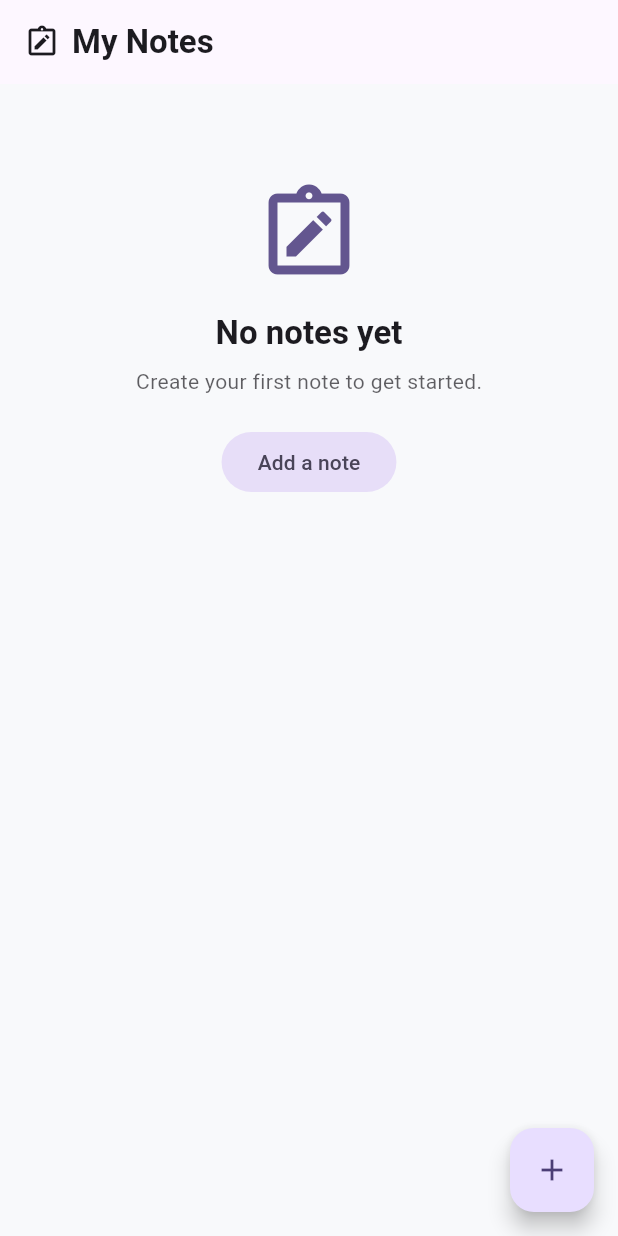
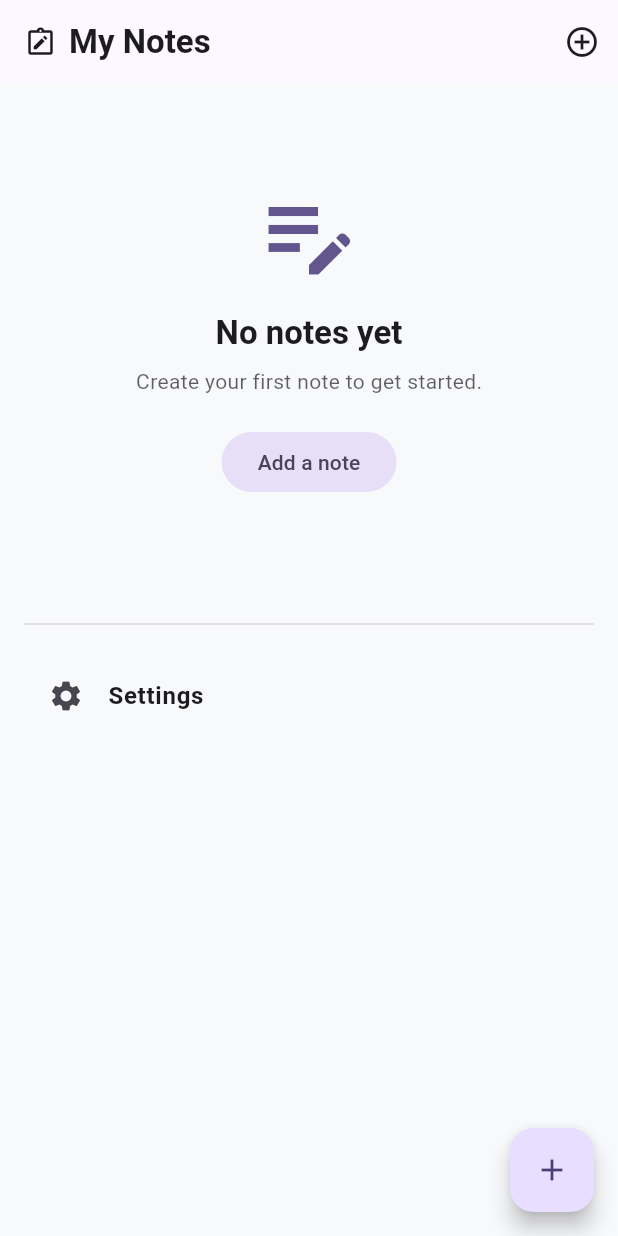
Before and after one commit to imnafisay/Industrial-Training-Assignments, a Flutter app: the screen it shows after launch, on a phone screen of 412 x 824 dp. Run offline on Flutter 3.47's test engine with Material 3 defaults, Android fonts, the phone set to English and light mode, and no system bars; our stand-ins replace flutter_riverpod, go_router, image_picker, sembast, sembast_web.

Commit message:
modified home_page.dart

```diff
--- a/Assignment 3/notesapp/lib/home_page.dart
+++ b/Assignment 3/notesapp/lib/home_page.dart
@@ -15,15 +15,18 @@ class HomePage extends ConsumerWidget {
       appBar: AppBar(
         title: Row(
           children: const [
-    Icon(Icons.note_alt_outlined, size: 24),
+            Icon(Icons.note_alt_outlined, size: 22),
             SizedBox(width: 8),
-    Text(
-      'My Notes',
-      style: TextStyle(fontWeight: FontWeight.bold),
+            Text('My Notes'),
+          ],
+        ),
+        actions: [
+          IconButton(
+            tooltip: 'Add note',
+            onPressed: () => context.go('/add'),
+            icon: const Icon(Icons.add_circle_outline),
           ),
         ],
-),
-
       ),
       floatingActionButton: FloatingActionButton(
         onPressed: () => context.go('/add'),
@@ -31,28 +34,30 @@ class HomePage extends ConsumerWidget {
       ),
       body: Padding(
         padding: const EdgeInsets.fromLTRB(16, 8, 16, 24),
-        child: notes.isEmpty
-            ? _EmptyState(onAdd: () => context.go('/add'))
-            : ListView.separated(
-                itemCount: notes.length + 1, // +1 for settings tile
-                separatorBuilder: (_, __) => const SizedBox(height: 12),
-                itemBuilder: (context, index) {
-                  if (index < notes.length) {
-                    final n = notes[index];
-                    return _NoteCard(
+        child: ListView(
+          children: [
+            // ----- SECTION 1: notes or empty state -----
+            if (notes.isEmpty)
+              _EmptyState(onAdd: () => context.go('/add'))
+            else
+              ...List.generate(notes.length, (i) {
+                final n = notes[i];
+                return Padding(
+                  padding: EdgeInsets.only(bottom: i == notes.length - 1 ? 0 : 12),
+                  child: _NoteCard(
                     title: n.title,
                     body: n.body,
                     updatedAt: n.updatedAt,
                     onTap: () => context.go('/note/${n.id}'),
-                      color: cs.surface,
+                    color: Theme.of(context).cardTheme.color,
+                  ),
                 );
-                  }
-                  // Settings “tile” section
-                  return Column(
-                    crossAxisAlignment: CrossAxisAlignment.start,
-                    children: [
-                      const SizedBox(height: 8),
+              }),
+
+            const SizedBox(height: 16),
             const Divider(height: 24, thickness: 0.6),
+
+            // ----- SECTION 2: settings tile (always visible) -----
             ListTile(
               shape: RoundedRectangleBorder(borderRadius: BorderRadius.circular(12)),
               leading: const Icon(Icons.settings),
@@ -60,8 +65,6 @@ class HomePage extends ConsumerWidget {
               onTap: () => context.go('/settings'),
             ),
           ],
-                  );
-                },
         ),
       ),
     );
@@ -99,7 +102,6 @@ class _NoteCard extends StatelessWidget {
           padding: const EdgeInsets.fromLTRB(16, 14, 8, 14),
           child: Row(
             children: [
-              // Accent line
               Container(
                 width: 4,
                 height: 56,
@@ -109,7 +111,6 @@ class _NoteCard extends StatelessWidget {
                 ),
               ),
               const SizedBox(width: 12),
-              // Texts
               Expanded(
                 child: Column(
                   crossAxisAlignment: CrossAxisAlignment.start,
@@ -126,7 +127,7 @@ class _NoteCard extends StatelessWidget {
                       children: [
                         _Chip(text: 'Updated ${_friendly(updatedAt)}'),
                       ],
-                    )
+                    ),
                   ],
                 ),
               ),
@@ -180,9 +181,10 @@ class _EmptyState extends StatelessWidget {
         padding: const EdgeInsets.symmetric(vertical: 56, horizontal: 24),
         child: Column(
           children: [
-            Icon(Icons.note_alt_outlined, size: 72, color: cs.primary),
+            Icon(Icons.edit_note, size: 72, color: cs.primary),
             const SizedBox(height: 16),
-            Text('No notes yet', style: Theme.of(context).textTheme.titleLarge?.copyWith(fontWeight: FontWeight.w700)),
+            Text('No notes yet',
+                style: Theme.of(context).textTheme.titleLarge?.copyWith(fontWeight: FontWeight.w700)),
             const SizedBox(height: 8),
             Text('Create your first note to get started.',
                 style: Theme.of(context).textTheme.bodyMedium?.copyWith(color: cs.onSurface.withOpacity(0.7))),
```
Lines whose indentation alone changed are shown as unchanged.
